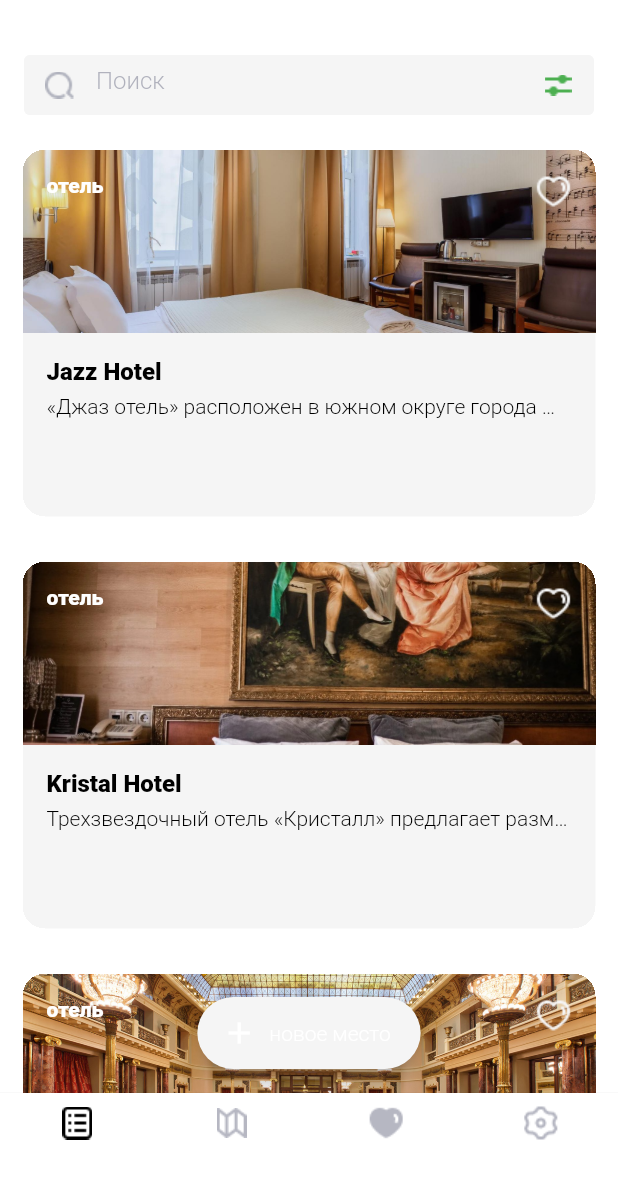
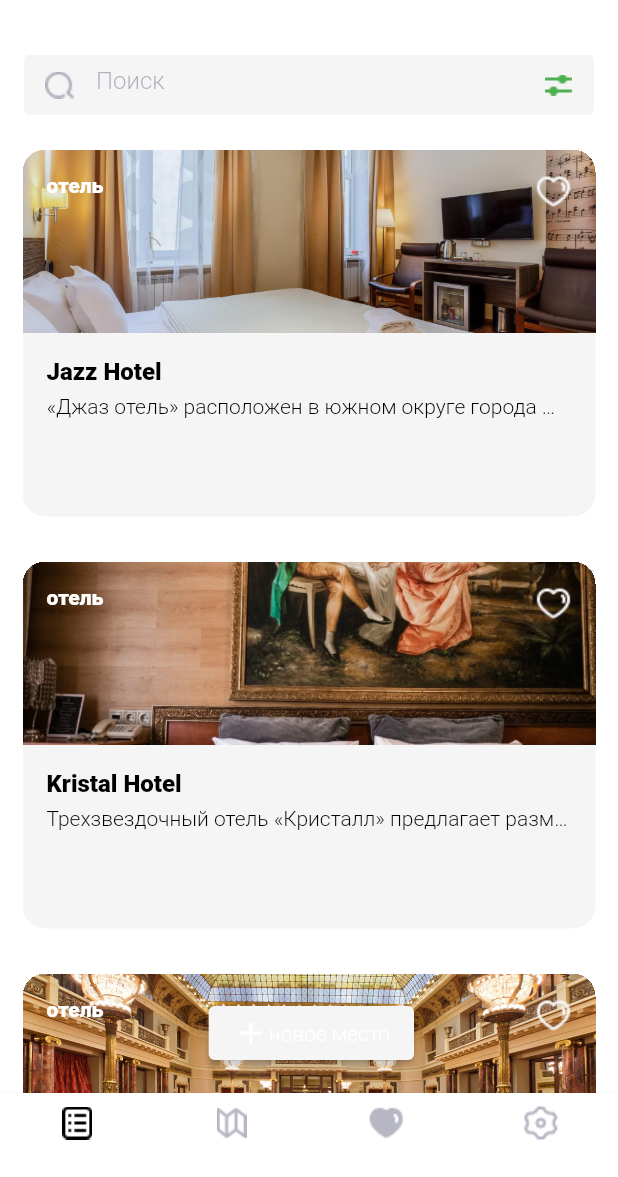
Before and after one commit to bigbagabum/places, a Flutter app: the HomePage screen opened by its route, on a phone screen of 412 x 824 dp, the part 59-1236 px from its top. Run offline on Flutter 3.47's test engine with Material 2 defaults, Android fonts, the phone set to English and light mode, and no system bars; our stand-ins replace smooth_page_indicator; missing offline and left inert: haversine_distance.

```diff
--- a/lib/ui/res/app_assets.dart
+++ b/lib/ui/res/app_assets.dart
@@ -31,4 +31,5 @@ class AppAssets {
   static const tutorialIcon1 = 'lib/ui/res/icons/tutorial_1_frame.png';
   static const tutorialIcon2 = 'lib/ui/res/icons/tutorial_2_frame.png';
   static const tutorialIcon3 = 'lib/ui/res/icons/tutorial_3_frame.png';
+  static const cancel = 'lib/ui/res/icons/cancel.png';
 }
--- a/lib/ui/screen/sight_search/sight_search.dart
+++ b/lib/ui/screen/sight_search/sight_search.dart
@@ -135,7 +135,8 @@ class _MainList extends State<MainList> {
   Widget build(BuildContext context) {
     return Scaffold(
       resizeToAvoidBottomInset: false,
-      body: CustomScrollView(
+      body: Stack(children: [
+        CustomScrollView(
           slivers: <Widget>[
             SliverAppBar(
               pinned: true,
@@ -147,7 +148,8 @@ class _MainList extends State<MainList> {
                 background: Align(
                   alignment: Alignment.bottomCenter,
                   child: Container(
-                  margin: const EdgeInsets.only(left: 16, right: 16, bottom: 8),
+                    margin:
+                        const EdgeInsets.only(left: 16, right: 16, bottom: 8),
                     height: 40,
                     width: double.infinity,
                     child: TextField(
@@ -221,16 +223,27 @@ class _MainList extends State<MainList> {
             bodyContent(),
           ],
         ),
-      floatingActionButtonLocation: FloatingActionButtonLocation.centerFloat,
-      floatingActionButton: FloatingActionButton.extended(
-        backgroundColor: Theme.of(context).selectedRowColor,
+        Positioned(
+          right: MediaQuery.of(context).size.width / 2 - 70,
+          bottom: 16.0,
+          child: ElevatedButton(
+            style: ButtonStyle(
+              backgroundColor: MaterialStateProperty.all<Color>(
+                  Theme.of(context).selectedRowColor), // Цвет фона кнопки
+            ),
             onPressed: () => {Navigator.pushNamed(context, Routes.addSight)},
-        label: Text(
+            child: Row(
+              children: [
+                const Icon(Icons.add),
+                Text(
                   AppStrings.addPlace,
                   style: Theme.of(context).textTheme.button,
                 ),
-        icon: const Icon(Icons.add),
+              ],
             ),
+          ),
+        )
+      ]),
     );
   }
 }
```
Also changed, not shown: lib/ui/screen/sight_card.dart (+15 -2 lines), lib/ui/screen/sight_details/sight_details.dart (+23 -12 lines), lib/ui/res/icons/close.png (added). Lines whose indentation alone changed are shown as unchanged.
